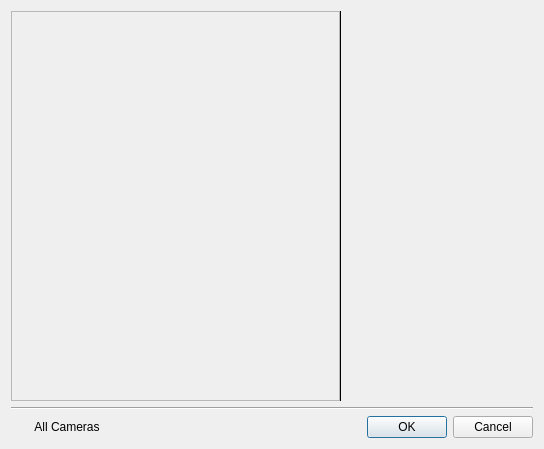
This is vms/client/nx_vms_client_desktop/src/nx/vms/client/desktop/resource_dialogs/camera_selection_dialog.ui in networkoptix/nx_open as Qt 5 draws it before an edit. The edited form follows.
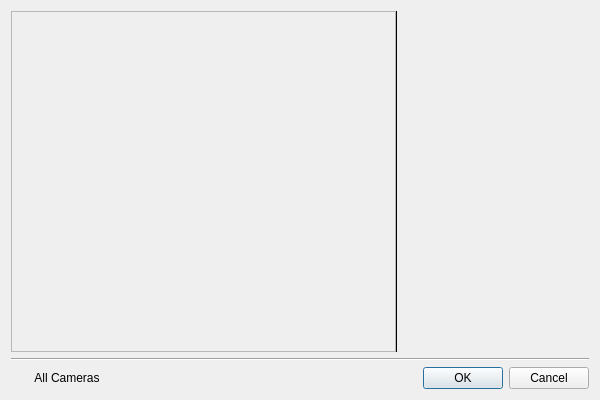
This is the edited form. Custom widgets are drawn as their Qt base class.

Commit message:
Size constraints and default size for Select Camera dialog
<==== Mercurial data ====>
Branch: vms_4.0_gui

The edit to the form file:
```diff
--- a/vms/client/nx_vms_client_desktop/src/nx/vms/client/desktop/resource_dialogs/camera_selection_dialog.ui
+++ b/vms/client/nx_vms_client_desktop/src/nx/vms/client/desktop/resource_dialogs/camera_selection_dialog.ui
@@ -6,10 +6,22 @@
    <rect>
     <x>0</x>
     <y>0</y>
-    <width>544</width>
-    <height>449</height>
+    <width>600</width>
+    <height>400</height>
    </rect>
   </property>
+  <property name="minimumSize">
+   <size>
+    <width>600</width>
+    <height>240</height>
+   </size>
+  </property>
+  <property name="maximumSize">
+   <size>
+    <width>960</width>
+    <height>16777215</height>
+   </size>
+  </property>
   <property name="windowTitle">
    <string>Select Devices…</string>
   </property>
```
